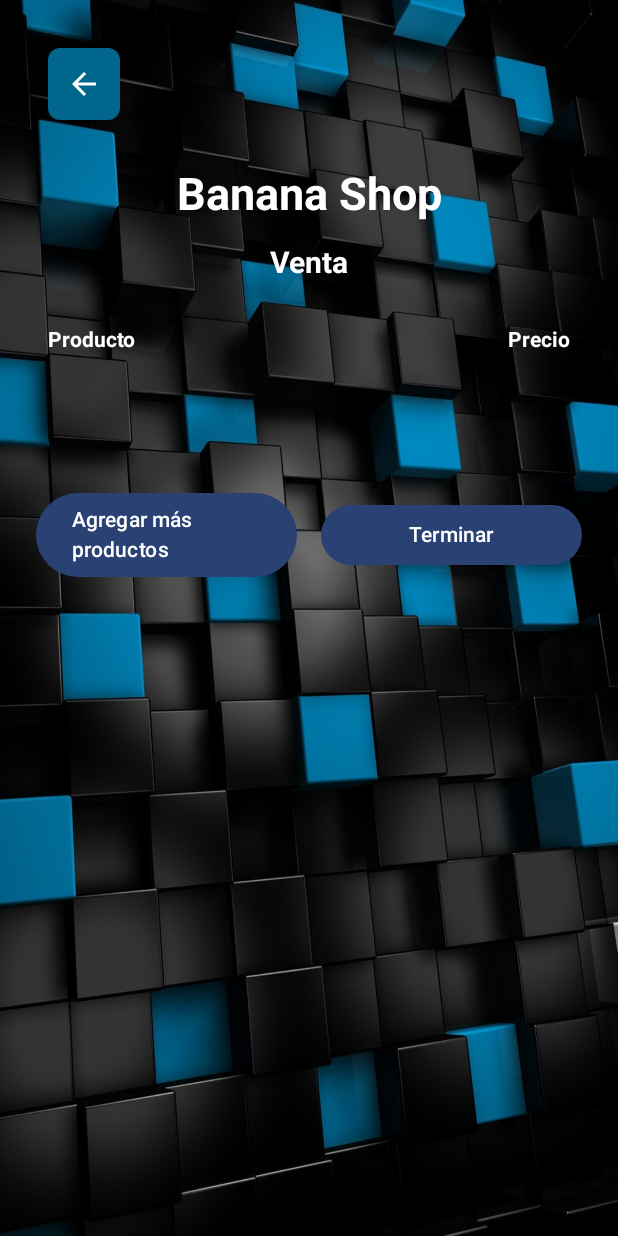
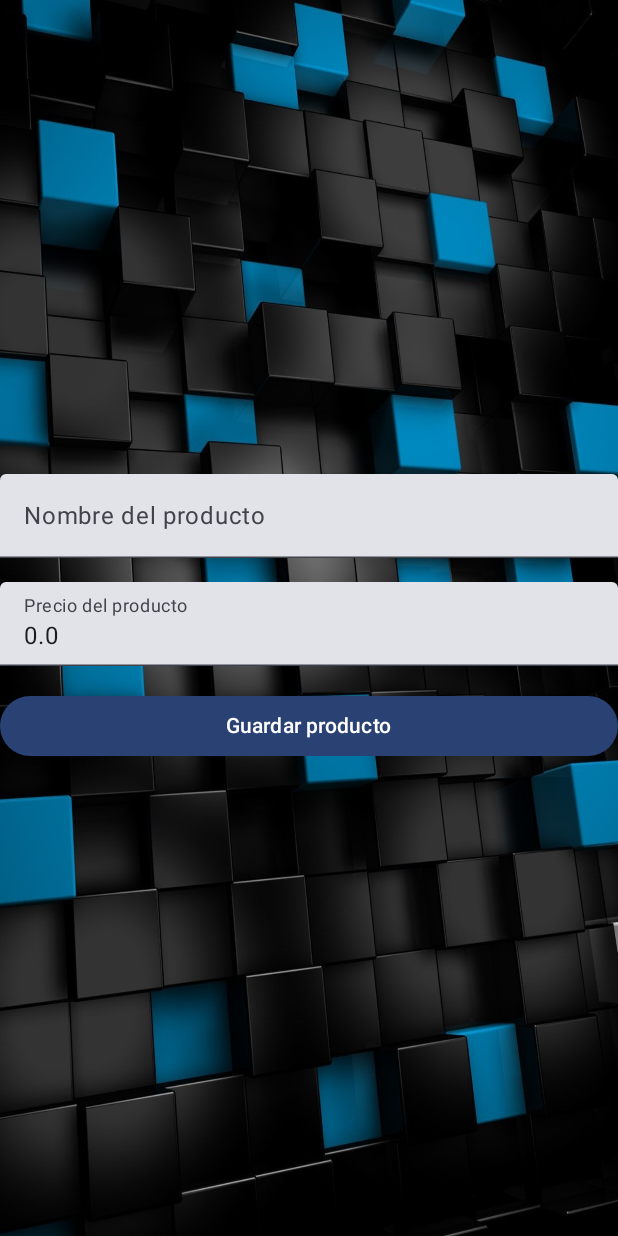
Before and after one commit to Meguiito/proyectotiendaropa, an Android app built with Jetpack Compose: the SalesActivity screen opened directly, with no data from a screen before it, after a tap on "Agregar más productos", on a phone screen of 412 x 824 dp. Run offline under Robolectric (Android 15) with nearby library versions, the phone set to English and light mode, and no system bars; libraries missing offline, so code that uses them is left out: com.google.zxing.integration; 1 statement that could not run was skipped.

Commit message:
Funcionalidad de venta completa
La opcion venta esta funcionando al 100% extrae datos de la bd asi como puede crear productos desde la aplicacion y se guardan en la bd sin problema.

```diff
--- a/app/src/main/AndroidManifest.xml
+++ b/app/src/main/AndroidManifest.xml
@@ -42,6 +42,9 @@
         <activity
             android:name=".InicioActivity"
             android:exported="false" />
+        <activity
+            android:name=".AddProductActivity"
+            android:exported="false" />
     </application>
 
 </manifest>
--- /dev/null
+++ b/app/src/main/java/com/example/myapplication/AddProductActivity.kt
@@ -0,0 +1,124 @@
+package com.example.myapplication
+
+import android.os.Bundle
+import android.widget.Toast
+import androidx.activity.ComponentActivity
+import androidx.activity.compose.setContent
+import androidx.compose.foundation.layout.Arrangement
+import androidx.compose.foundation.layout.Column
+import androidx.compose.foundation.layout.Spacer
+import androidx.compose.foundation.layout.fillMaxSize
+import androidx.compose.foundation.layout.fillMaxWidth
+import androidx.compose.foundation.layout.height
+import androidx.compose.material3.Button
+import androidx.compose.material3.Text
+import androidx.compose.material3.TextField
+import androidx.compose.runtime.Composable
+import androidx.compose.runtime.mutableStateOf
+import androidx.compose.runtime.remember
+import androidx.compose.ui.Alignment
+import androidx.compose.ui.Modifier
+import androidx.compose.ui.platform.LocalContext
+import androidx.compose.ui.unit.dp
+import com.example.myapplication.ui.theme.MyApplicationTheme
+import retrofit2.Call
+import retrofit2.Callback
+import retrofit2.Response
+import retrofit2.Retrofit
+import retrofit2.converter.gson.GsonConverterFactory
+import retrofit2.http.Body
+import retrofit2.http.POST
+
+data class ProductData(
+    val Producto: String,
+    val Precio: Double
+)
+
+
+
+interface AddProductService {
+    @POST("productos")
+    fun addProduct(@Body productData: ProductData): Call<Map<String, String>>
+}
+
+class AddProductActivity : ComponentActivity() {
+    private val retrofit: Retrofit by lazy {
+        Retrofit.Builder()
+            .baseUrl("http://192.168.1.13:5000/")
+            .addConverterFactory(GsonConverterFactory.create())
+            .build()
+    }
+
+    override fun onCreate(savedInstanceState: Bundle?) {
+        super.onCreate(savedInstanceState)
+        setContent {
+            MyApplicationTheme {
+                AddProductScreen()
+            }
+        }
+    }
+
+    @Composable
+    fun AddProductScreen() {
+        val (productName, setProductName) = remember { mutableStateOf("") }
+        val (productPrice, setProductPrice) = remember { mutableStateOf(0.0) }
+        val context = LocalContext.current
+
+        BoxWithBackground {
+            Column(
+                modifier = Modifier.fillMaxSize(),
+                verticalArrangement = Arrangement.Center,
+                horizontalAlignment = Alignment.CenterHorizontally
+            ) {
+                TextField(
+                    value = productName,
+                    onValueChange = setProductName,
+                    label = { Text("Nombre del producto") },
+                    modifier = Modifier.fillMaxWidth()
+                )
+
+                Spacer(modifier = Modifier.height(16.dp))
+
+                TextField(
+                    value = productPrice.toString(),
+                    onValueChange = { setProductPrice(it.toDoubleOrNull() ?: 0.0) },
+                    label = { Text("Precio del producto") },
+                    modifier = Modifier.fillMaxWidth()
+                )
+
+                Spacer(modifier = Modifier.height(16.dp))
+
+                Button(
+                    onClick = {
+                        addProduct(productName, productPrice)
+                    },
+                    modifier = Modifier.fillMaxWidth()
+                ) {
+                    Text("Guardar producto")
+                }
+            }
+        }
+    }
+
+    private fun addProduct(name: String, price: Double) {
+        val addProductService = retrofit.create(AddProductService::class.java)
+        val productData = ProductData(name, price)
+
+        val call = addProductService.addProduct(productData)
+        call.enqueue(object : Callback<Map<String, String>> {
+            override fun onResponse(call: Call<Map<String, String>>, response: Response<Map<String, String>>) {
+                if (response.isSuccessful) {
+                    Toast.makeText(this@AddProductActivity, "Producto agregado exitosamente", Toast.LENGTH_SHORT).show()
+                    finish() // Regresa a la pantalla anterior
+                } else {
+                    Toast.makeText(this@AddProductActivity, "Error al agregar el producto", Toast.LENGTH_SHORT).show()
+                }
+            }
+
+            override fun onFailure(call: Call<Map<String, String>>, t: Throwable) {
+                Toast.makeText(this@AddProductActivity, "Error de red: ${t.message}", Toast.LENGTH_SHORT).show()
+            }
+        })
+    }
+
+}
--- a/app/src/main/java/com/example/myapplication/SalesActivity.kt
+++ b/app/src/main/java/com/example/myapplication/SalesActivity.kt
@@ -1,5 +1,6 @@
 package com.example.myapplication
 
+import android.content.Intent
 import android.os.Bundle
 import android.widget.Toast
 import androidx.activity.ComponentActivity
@@ -39,7 +40,9 @@ import retrofit2.Callback
 import retrofit2.Response
 import retrofit2.Retrofit
 import retrofit2.converter.gson.GsonConverterFactory
+import retrofit2.http.Body
 import retrofit2.http.GET
+import retrofit2.http.POST
 
 data class Product(
     val _id: String,
@@ -47,16 +50,19 @@ data class Product(
     val price: Double
 )
 
-interface ProductService {
+interface SalesProductService {
     @GET("productos")
     fun getProducts(): Call<List<Product>>
+
+    @POST("productos")
+    fun addProduct(@Body productData: Map<String, Any>): Call<Map<String, String>>
 }
 
 class SalesActivity : ComponentActivity() {
 
     private val retrofit: Retrofit by lazy {
         Retrofit.Builder()
-            .baseUrl("http://127.0.0.1:5000/")  // aca deben poner su ip(ipconfig en cmd)
+            .baseUrl("http://192.168.1.13:5000/")
             .addConverterFactory(GsonConverterFactory.create())
             .build()
     }
@@ -74,8 +80,8 @@ class SalesActivity : ComponentActivity() {
     }
 
     private fun getProducts() {
-        val productService = retrofit.create(ProductService::class.java)
-        val call = productService.getProducts()
+        val salesProductService = retrofit.create(SalesProductService::class.java)
+        val call = salesProductService.getProducts()
 
         call.enqueue(object : Callback<List<Product>> {
             override fun onResponse(call: Call<List<Product>>, response: Response<List<Product>>) {
@@ -90,6 +96,11 @@ class SalesActivity : ComponentActivity() {
                 Toast.makeText(applicationContext, "Error de red: ${t.message}", Toast.LENGTH_SHORT).show()
             }
         })
+    }
+
+    private fun navigateToAddProductScreen() {
+        val intent = Intent(this, AddProductActivity::class.java)
+        startActivity(intent)
     }
 
     @Composable
@@ -133,7 +144,7 @@ class SalesActivity : ComponentActivity() {
                 )
 
                 Spacer(modifier = Modifier.height(16.dp))
-                // Título "Banana Shop"
+                // Título "Venta"
                 Text(
                     text = "Venta",
                     style = TextStyle(
@@ -155,21 +166,12 @@ class SalesActivity : ComponentActivity() {
                     verticalAlignment = Alignment.CenterVertically
                 ) {
                     Button(
-                        onClick = {},
+                        onClick = { navigateToAddProductScreen() },
                         modifier = Modifier
                             .weight(1f)
                             .padding(8.dp)
                     ) {
                         Text(text = "Agregar más productos")
-                    }
-
-                    Button(
-                        onClick = {},
-                        modifier = Modifier
-                            .weight(1f)
-                            .padding(8.dp)
-                    ) {
-                        Text(text = "Terminar")
                     }
                 }
             }
```
